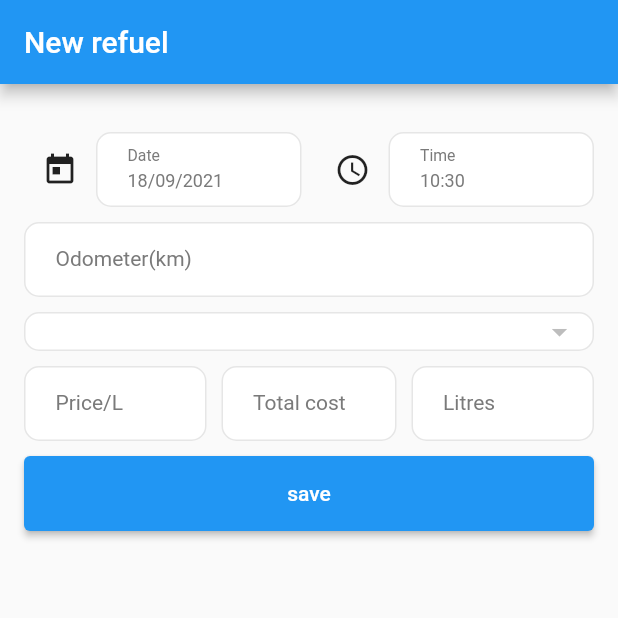
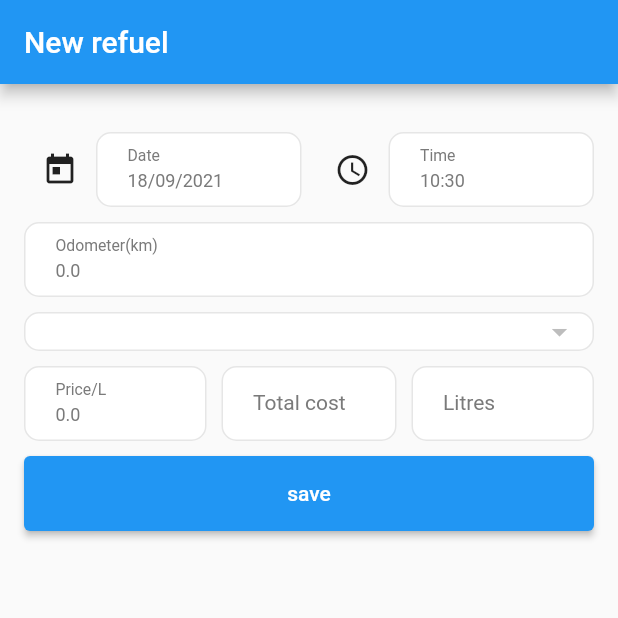
Before and after one commit to AlefCSM/Gas-Calculator, a Flutter app: the RefuelPage screen opened directly, on a phone screen of 412 x 824 dp, the top half of it. Run offline on Flutter 3.47's test engine with Material 2 defaults, Android fonts, the phone set to English and light mode, and no system bars; our stand-ins replace cloud_firestore, currency_text_input_formatter, email_validator, firebase_auth, firebase_core, flutter_mobx and 7 more; accounts and stored records are empty; generated files the repository leaves out were written again; statements that could not run were skipped.

Commit message:
ajustes na visualização de abastecimetos

```diff
--- a/lib/components/refuel_card.dart
+++ b/lib/components/refuel_card.dart
@@ -38,10 +38,10 @@ class RefuelCard extends StatelessWidget {
               mainAxisAlignment: MainAxisAlignment.spaceBetween,
               children: [
                 Text("\$ ${refuel.price}"),
-                Text("${FuelType().nameFromId(refuel.fuelTypeId)} (${refuel.litres} L)")
+                Text("${FuelType().nameFromId(refuel.fuelTypeId)} ${refuel.fuelTypeId} (${refuel.litres} L)")
               ],
             ),
-            Text("${FuelType().nameFromId(refuel.fuelTypeId)} (${refuel.litres} L)")
+            Text("(${refuel.firebaseId} L)")
           ],
         ));
   }
--- a/lib/models/fuel_type_model.dart
+++ b/lib/models/fuel_type_model.dart
@@ -12,8 +12,8 @@ class FuelType {
   String name;
 
   FuelType({
-    this.id = 0,
-    this.name = "",
+    this.id = 1,
+    this.name = "Ethanol",
   });
 
   static FuelType fromJson(Map<String, dynamic> json) => FuelType(
--- a/lib/pages/refuel_page.dart
+++ b/lib/pages/refuel_page.dart
@@ -15,8 +15,9 @@ import 'package:intl/intl.dart';
 
 class RefuelPage extends StatefulWidget {
   final String label;
+  final bool edit;
 
-  RefuelPage({this.label = ""});
+  RefuelPage({this.label = "", this.edit = false});
 
   @override
   _RefuelPageState createState() => _RefuelPageState();
@@ -68,10 +69,24 @@ class _RefuelPageState extends State<RefuelPage> {
   @override
   void initState() {
     super.initState();
-    initialDate = dateFormatter.format(currentDate);
-    initialHour = hourFormatter.format(currentDate);
-    dateController.text = initialDate;
-    timeController.text = initialHour;
+    refuelStore.priceInputController.text = "${refuelStore.lastRefuel.price}";
+
+    if(widget.edit){
+      refuelStore.litresInputController.text = "${refuelStore.lastRefuel.litres}";
+      refuelStore.totalInputController.text = "${refuelStore.lastRefuel.totalCost}";
+    }else{
+      initialDate = dateFormatter.format(currentDate);
+      initialHour = hourFormatter.format(currentDate);
+      dateController.text = initialDate;
+      timeController.text = initialHour;
+    }
+
+
+    var fuelTypeId = widget.edit
+        ? refuelStore.currentRefuel.fuelTypeId
+        : vehicleStore.selectedVehicle.fuelTypeId;
+    refuelStore.setCurrentFuelType(refuelStore.fuelTypeList
+        .firstWhere((element) => element.id == fuelTypeId));
   }
 
   @override
@@ -184,7 +199,8 @@ class _RefuelPageState extends State<RefuelPage> {
                   children: [
                     CustomTextFormField(
                       hint: "Odometer(km)",
-                      keyboardType: TextInputType.emailAddress,
+                      keyboardType: TextInputType.number,
+                      initialValue: "${refuelStore.currentRefuel.odometer}",
                       inputFormatters: [
                         CurrencyTextInputFormatter(decimalDigits: 2, symbol: "")
                       ],
@@ -198,7 +214,7 @@ class _RefuelPageState extends State<RefuelPage> {
                         if (value.isEmpty) {
                           return "Fill this field";
                         }
-                        if (refuelStore.lastRefuel.id!=null) {
+                        if (refuelStore.lastRefuel.id != null) {
                           if (double.parse(value) <=
                               refuelStore.lastRefuel.odometer) {
                             return "Odometer should be bigger than last refuel";
@@ -207,7 +223,7 @@ class _RefuelPageState extends State<RefuelPage> {
                       },
                     ),
                     Visibility(
-                        visible: refuelStore.lastRefuel.id!=null,
+                        visible: refuelStore.lastRefuel.id != null,
                         child: Text(
                             "Last odometer: ${refuelStore.lastRefuel.odometer}"))
                   ],
@@ -223,10 +239,13 @@ class _RefuelPageState extends State<RefuelPage> {
                       dropdownMenuItemList: refuelStore.fuelTypeDrodownList,
                       onChanged: (FuelType? value) {
                         if (value != null) {
+                          refuelStore.setCurrentFuelType(value);
                           refuelStore.currentRefuel.fuelTypeId = value.id;
                           refuelStore
                               .setCurrentRefuel(refuelStore.currentRefuel);
-                          refuelStore.setCurrentFuelType(value);
+                          vehicleStore.selectedVehicle.fuelTypeId = value.id;
+                          vehicleStore
+                              .setSelectedVehicle(vehicleStore.selectedVehicle);
                         }
                       },
                       isEnabled: true,
@@ -353,6 +372,8 @@ class _RefuelPageState extends State<RefuelPage> {
                       if (refuel.id == null) {
                         //exibe mensagem de erro
                       } else {
+                        // refuelStore.setCurrent
+
                         refuelStore.getRefuels(
                             vehicleId: vehicleStore.selectedVehicle.id!);
                         Navigator.of(context).pop();
--- a/lib/persistence/gas_calculatore_database.dart
+++ b/lib/persistence/gas_calculatore_database.dart
@@ -46,6 +46,7 @@ class GasCalculatorDatabase {
       ${VehicleFields.firebaseId} $textType,
       ${VehicleFields.name} $textTypeNotNull,
       ${VehicleFields.fuelCapacity} $numberType,
+      ${VehicleFields.fuelTypeId} $integerTypeNotNull,
       ${VehicleFields.selected} $integerTypeNotNull,
       ${VehicleFields.deleted} $integerTypeNotNull
     ); ''');
--- a/lib/persistence/refuel_persistence.dart
+++ b/lib/persistence/refuel_persistence.dart
@@ -69,15 +69,15 @@ class RefuelPersistence {
   }
 
   Future<Refuel> getPreviousRefuel(
-      {required int vehicleId, int refuelId = 0}) async {
+      {required int vehicleId, int? refuelId}) async {
     final db = await GasCalculatorDatabase.instance.database;
 
     String where =
         '${RefuelFields.vehicleId} = ? AND ${RefuelFields.deleted} = ?';
     List whereArgsList = [vehicleId, 0];
 
-    if (refuelId > 0) {
-      where = ' AND ${RefuelFields.id} = ?';
+    if (refuelId !=null) {
+      where += ' AND ${RefuelFields.id} = ?';
       whereArgsList.add(refuelId - 1);
     }
 
--- a/lib/stores/home_store/home_store.dart
+++ b/lib/stores/home_store/home_store.dart
@@ -20,13 +20,13 @@ abstract class _HomeStore with Store {
   get homePageIndex => 0;
   get chartPageIndex => 1;
 
- void navigateToPage({required BuildContext context,required Widget page}){
+ void navigateToPage({required BuildContext context,required Widget page,required Function callback}){
    Navigator.push(
      context,
      MaterialPageRoute(
        builder: (context) =>
            page,
      ),
-   );
+   ).then((value) => callback());
   }
 }
--- a/lib/synchronization_store/synchronization_store.dart
+++ b/lib/synchronization_store/synchronization_store.dart
@@ -89,7 +89,7 @@ abstract class _SynchronizationStore with Store {
 
       if(vehicle.id!=null)
       firebaseRefuelList = await refuelRepository.getFirebaseRefuels(
-          userId: userId, vehicleFirebaseId: vehicle.firebaseId);
+          userId: userId, vehicle: vehicle);
 
       for (final refuel in firebaseRefuelList) {
         databaseRefuelList = await refuelPersistence.getRefuels(
--- a/pubspec.yaml
+++ b/pubspec.yaml
@@ -43,6 +43,7 @@ dependencies:
   sqflite: ^2.0.0+3
   data_connection_checker: ^0.3.4
   mask_text_input_formatter: ^2.0.0
+  internet_connection_checker: ^0.0.1+2
 
 
 dev_dependencies:
```
Also changed, not shown: lib/models/refuel_model.dart (+6 -10 lines), lib/models/vehicle_model.dart (+7 -0 lines), lib/pages/vehicle_list_page.dart (+21 -10 lines), lib/repositories/refuel_repository.dart (+6 -4 lines), lib/stores/refuel_store/refuel_store.dart (+6 -6 lines), lib/tabs/home_tab.dart (+87 -31 lines), lib/stores/refuel_store/refuel_store.g.dart, pubspec.lock, 1 other file.
